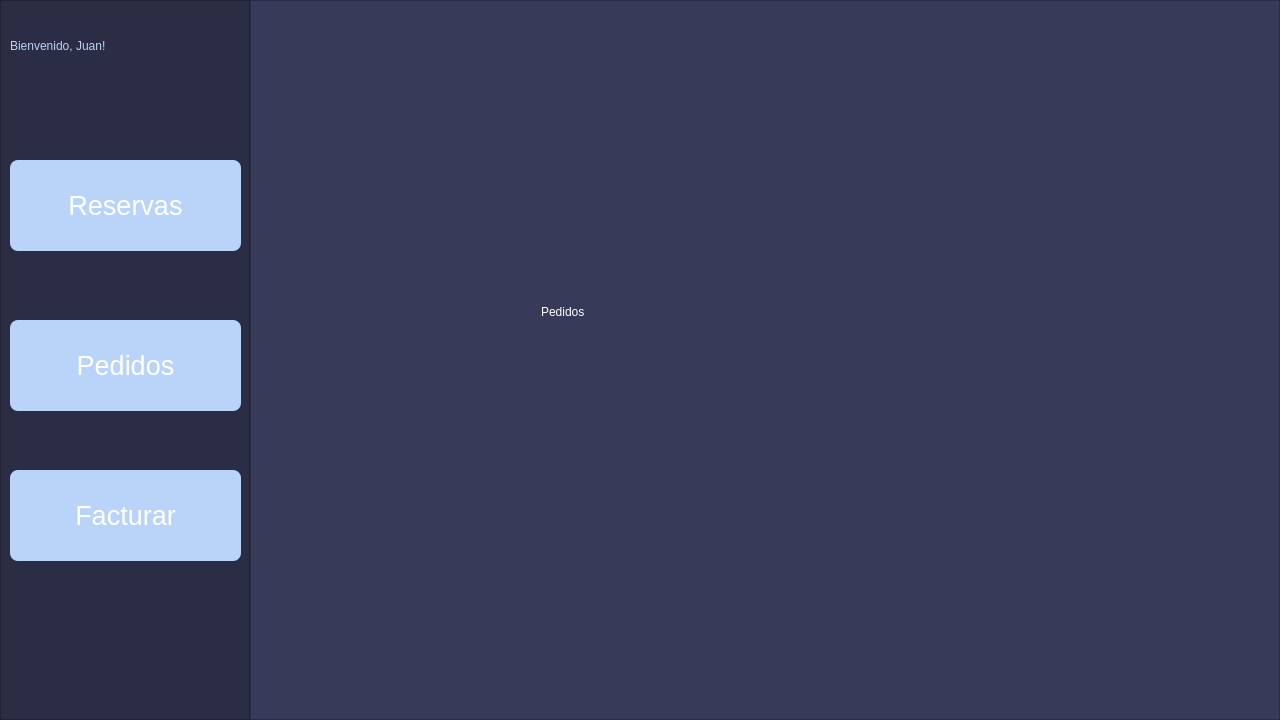
Old version of the form view/main_empleado.ui in the repository ImToad06/ReservApp.
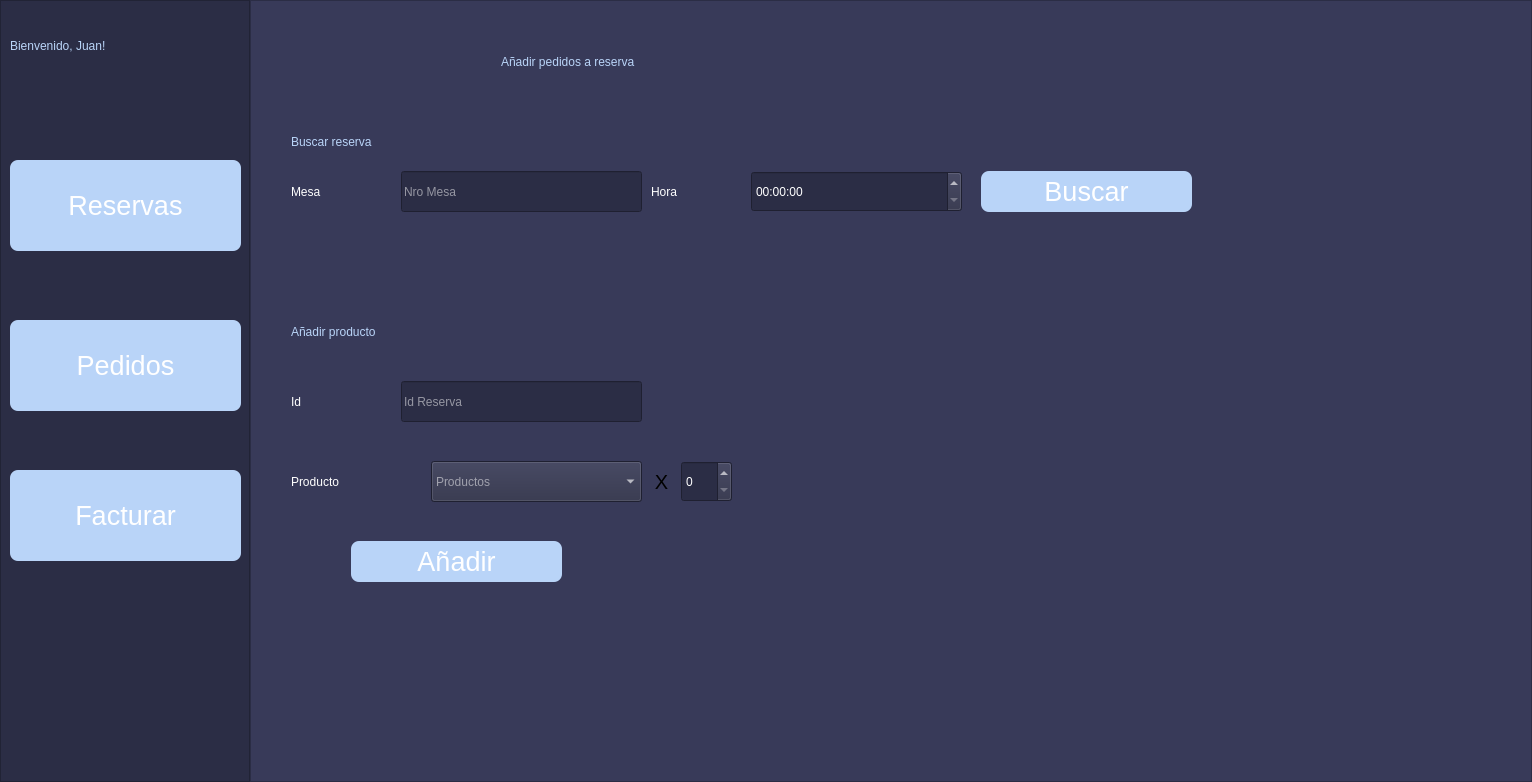
New version of the form. The open tabs and pages were chosen to show the change. Icons and pictures are not drawn.

Commit message: vista empleado añadida

```diff
--- a/view/main_empleado.ui
+++ b/view/main_empleado.ui
@@ -400,14 +400,154 @@
            </column>
           </widget>
          </widget>
-         <widget class="QWidget" name="pg_mis_reservas">
-          <widget class="QLabel" name="label_7">
+         <widget class="QWidget" name="pg_pedidos">
+          <property name="minimumSize">
+           <size>
+            <width>1280</width>
+            <height>780</height>
+           </size>
+          </property>
+          <widget class="QLabel" name="label_2">
            <property name="geometry">
             <rect>
-             <x>290</x>
+             <x>250</x>
+             <y>30</y>
+             <width>601</width>
+             <height>61</height>
+            </rect>
+           </property>
+           <property name="styleSheet">
+            <string notr="true">font: 32pt &quot;Noto Sans&quot;;
+color: rgb(185, 212, 248)</string>
+           </property>
+           <property name="text">
+            <string>Añadir pedidos a reserva</string>
+           </property>
+          </widget>
+          <widget class="QLabel" name="label_3">
+           <property name="geometry">
+            <rect>
+             <x>40</x>
+             <y>120</y>
+             <width>331</width>
+             <height>41</height>
+            </rect>
+           </property>
+           <property name="styleSheet">
+            <string notr="true">font: 26pt &quot;Noto Sans&quot;;
+color: rgb(185, 212, 248);</string>
+           </property>
+           <property name="text">
+            <string>Buscar reserva</string>
+           </property>
+          </widget>
+          <widget class="QLabel" name="label_4">
+           <property name="geometry">
+            <rect>
+             <x>40</x>
+             <y>170</y>
+             <width>91</width>
+             <height>41</height>
+            </rect>
+           </property>
+           <property name="styleSheet">
+            <string notr="true">font: 22pt &quot;Noto Sans&quot;;
+color: rgb(255, 255, 255);</string>
+           </property>
+           <property name="text">
+            <string>Mesa</string>
+           </property>
+          </widget>
+          <widget class="QLineEdit" name="le_buscar_nro_mesa">
+           <property name="geometry">
+            <rect>
+             <x>150</x>
+             <y>170</y>
+             <width>241</width>
+             <height>41</height>
+            </rect>
+           </property>
+           <property name="styleSheet">
+            <string notr="true">background-color: rgb(43, 45, 69);
+font: 16pt &quot;Noto Sans&quot;;
+color: rgb(255, 255, 255);</string>
+           </property>
+           <property name="placeholderText">
+            <string>Nro Mesa</string>
+           </property>
+          </widget>
+          <widget class="QLabel" name="label_5">
+           <property name="geometry">
+            <rect>
+             <x>400</x>
+             <y>170</y>
+             <width>91</width>
+             <height>41</height>
+            </rect>
+           </property>
+           <property name="styleSheet">
+            <string notr="true">font: 22pt &quot;Noto Sans&quot;;
+color: rgb(255, 255, 255);</string>
+           </property>
+           <property name="text">
+            <string>Hora</string>
+           </property>
+          </widget>
+          <widget class="QTimeEdit" name="te_buscar_hora">
+           <property name="geometry">
+            <rect>
+             <x>500</x>
+             <y>170</y>
+             <width>211</width>
+             <height>41</height>
+            </rect>
+           </property>
+           <property name="styleSheet">
+            <string notr="true">background-color: rgb(43, 45, 69);
+font: 16pt &quot;Noto Sans&quot;;
+color: rgb(255, 255, 255);</string>
+           </property>
+          </widget>
+          <widget class="QPushButton" name="bt_buscar_reserva">
+           <property name="geometry">
+            <rect>
+             <x>730</x>
+             <y>170</y>
+             <width>211</width>
+             <height>41</height>
+            </rect>
+           </property>
+           <property name="font">
+            <font>
+             <pointsize>20</pointsize>
+            </font>
+           </property>
+           <property name="styleSheet">
+            <string notr="true">QPushButton {
+	border-radius: 8px;
+	background-color: rgb(185, 212, 248);
+	color: rgb(255, 255, 255);
+}
+
+QPushButton:hover{
+	
+	background-color: rgb(101, 155, 219);
+}</string>
+           </property>
+           <property name="text">
+            <string>Buscar</string>
+           </property>
+           <property name="autoDefault">
+            <bool>false</bool>
+           </property>
+          </widget>
+          <widget class="QLabel" name="l_info_buscar_reserva">
+           <property name="geometry">
+            <rect>
+             <x>40</x>
              <y>230</y>
-             <width>351</width>
-             <height>161</height>
+             <width>481</width>
+             <height>41</height>
             </rect>
            </property>
            <property name="styleSheet">
@@ -415,9 +555,201 @@
 color: rgb(255, 255, 255);</string>
            </property>
            <property name="text">
-            <string>Pedidos</string>
+            <string/>
            </property>
           </widget>
+          <widget class="QLabel" name="label_6">
+           <property name="geometry">
+            <rect>
+             <x>40</x>
+             <y>310</y>
+             <width>331</width>
+             <height>41</height>
+            </rect>
+           </property>
+           <property name="styleSheet">
+            <string notr="true">font: 26pt &quot;Noto Sans&quot;;
+color: rgb(185, 212, 248);</string>
+           </property>
+           <property name="text">
+            <string>Añadir producto</string>
+           </property>
+          </widget>
+          <widget class="QLabel" name="label_7">
+           <property name="geometry">
+            <rect>
+             <x>40</x>
+             <y>380</y>
+             <width>91</width>
+             <height>41</height>
+            </rect>
+           </property>
+           <property name="styleSheet">
+            <string notr="true">font: 22pt &quot;Noto Sans&quot;;
+color: rgb(255, 255, 255);</string>
+           </property>
+           <property name="text">
+            <string>Id</string>
+           </property>
+          </widget>
+          <widget class="QLineEdit" name="le_anadir_id_reserva">
+           <property name="geometry">
+            <rect>
+             <x>150</x>
+             <y>380</y>
+             <width>241</width>
+             <height>41</height>
+            </rect>
+           </property>
+           <property name="styleSheet">
+            <string notr="true">background-color: rgb(43, 45, 69);
+font: 16pt &quot;Noto Sans&quot;;
+color: rgb(255, 255, 255);</string>
+           </property>
+           <property name="placeholderText">
+            <string>Id Reserva</string>
+           </property>
+          </widget>
+          <widget class="QLabel" name="label_9">
+           <property name="geometry">
+            <rect>
+             <x>40</x>
+             <y>460</y>
+             <width>131</width>
+             <height>41</height>
+            </rect>
+           </property>
+           <property name="styleSheet">
+            <string notr="true">font: 22pt &quot;Noto Sans&quot;;
+color: rgb(255, 255, 255);</string>
+           </property>
+           <property name="text">
+            <string>Producto</string>
+           </property>
+          </widget>
+          <widget class="QComboBox" name="cb_anadir_producto">
+           <property name="geometry">
+            <rect>
+             <x>180</x>
+             <y>460</y>
+             <width>211</width>
+             <height>41</height>
+            </rect>
+           </property>
+           <property name="styleSheet">
+            <string notr="true">background-color: rgb(43, 45, 69);
+font: 16pt &quot;Noto Sans&quot;;
+color: rgb(255, 255, 255);</string>
+           </property>
+           <property name="placeholderText">
+            <string>Productos</string>
+           </property>
+          </widget>
+          <widget class="QPushButton" name="br_anadir_producto">
+           <property name="geometry">
+            <rect>
+             <x>100</x>
+             <y>540</y>
+             <width>211</width>
+             <height>41</height>
+            </rect>
+           </property>
+           <property name="font">
+            <font>
+             <pointsize>20</pointsize>
+            </font>
+           </property>
+           <property name="styleSheet">
+            <string notr="true">QPushButton {
+	border-radius: 8px;
+	background-color: rgb(185, 212, 248);
+	color: rgb(255, 255, 255);
+}
+
+QPushButton:hover{
+	
+	background-color: rgb(101, 155, 219);
+}</string>
+           </property>
+           <property name="text">
+            <string>Añadir</string>
+           </property>
+           <property name="autoDefault">
+            <bool>false</bool>
+           </property>
+          </widget>
+          <widget class="QSpinBox" name="sb_cant_producto">
+           <property name="geometry">
+            <rect>
+             <x>430</x>
+             <y>460</y>
+             <width>51</width>
+             <height>41</height>
+            </rect>
+           </property>
+           <property name="styleSheet">
+            <string notr="true">background-color: rgb(43, 45, 69);
+font: 16pt &quot;Noto Sans&quot;;
+color: rgb(255, 255, 255);</string>
+           </property>
+          </widget>
+          <widget class="QLabel" name="label_10">
+           <property name="geometry">
+            <rect>
+             <x>390</x>
+             <y>460</y>
+             <width>41</width>
+             <height>41</height>
+            </rect>
+           </property>
+           <property name="font">
+            <font>
+             <pointsize>15</pointsize>
+            </font>
+           </property>
+           <property name="text">
+            <string>X</string>
+           </property>
+           <property name="alignment">
+            <set>Qt::AlignCenter</set>
+           </property>
+          </widget>
+          <widget class="QLabel" name="label_11">
+           <property name="geometry">
+            <rect>
+             <x>550</x>
+             <y>300</y>
+             <width>441</width>
+             <height>371</height>
+            </rect>
+           </property>
+           <property name="text">
+            <string/>
+           </property>
+           <property name="pixmap">
+            <pixmap>../resources/anadir_producto.png</pixmap>
+           </property>
+           <property name="scaledContents">
+            <bool>true</bool>
+           </property>
+          </widget>
+          <zorder>label_10</zorder>
+          <zorder>label_2</zorder>
+          <zorder>label_3</zorder>
+          <zorder>label_4</zorder>
+          <zorder>le_buscar_nro_mesa</zorder>
+          <zorder>label_5</zorder>
+          <zorder>te_buscar_hora</zorder>
+          <zorder>bt_buscar_reserva</zorder>
+          <zorder>l_info_buscar_reserva</zorder>
+          <zorder>label_6</zorder>
+          <zorder>label_7</zorder>
+          <zorder>le_anadir_id_reserva</zorder>
+          <zorder>label_9</zorder>
+          <zorder>cb_anadir_producto</zorder>
+          <zorder>br_anadir_producto</zorder>
+          <zorder>sb_cant_producto</zorder>
+          <zorder>label_11</zorder>
          </widget>
          <widget class="QWidget" name="pg_mi_cuenta">
           <widget class="QLabel" name="label_8">
```
Left out of the diff: 405 changed lines with no effect on the pictures. The commit also changes 11 other files.
